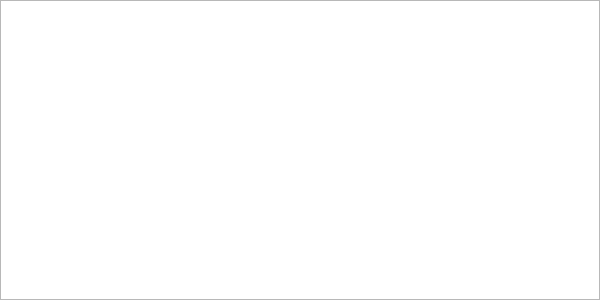
Qt form src/ui/downloadform.ui (ZhouHanyu18/sBittorrent) before a commit.
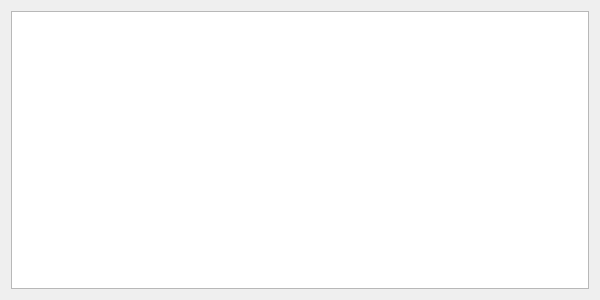
The same form after that commit.

The edit to the form file:
```diff
--- a/src/ui/downloadform.ui
+++ b/src/ui/downloadform.ui
@@ -13,14 +13,16 @@
   <property name="windowTitle">
    <string>Form</string>
   </property>
-  <widget class="QTableView" name="tableView">
-   <property name="geometry">
-    <rect>
-     <x>0</x>
-     <y>0</y>
-     <width>600</width>
-     <height>300</height>
-    </rect>
+  <layout class="QGridLayout" name="gridLayout">
+   <item row="0" column="0">
+    <layout class="QVBoxLayout" name="verticalLayout">
+     <property name="sizeConstraint">
+      <enum>QLayout::SetFixedSize</enum>
+     </property>
+     <item>
+      <widget class="QTableWidget" name="tableWidget">
+       <property name="enabled">
+        <bool>true</bool>
    </property>
    <property name="autoFillBackground">
     <bool>false</bool>
@@ -28,7 +30,14 @@
    <property name="sortingEnabled">
     <bool>true</bool>
    </property>
-  </widget>
+       <property name="rowCount">
+        <number>0</number>
+       </property>
+      </widget>
+     </item>
+    </layout>
+   </item>
+  </layout>
  </widget>
  <resources/>
  <connections/>
```
Lines whose indentation alone changed are shown as unchanged.
